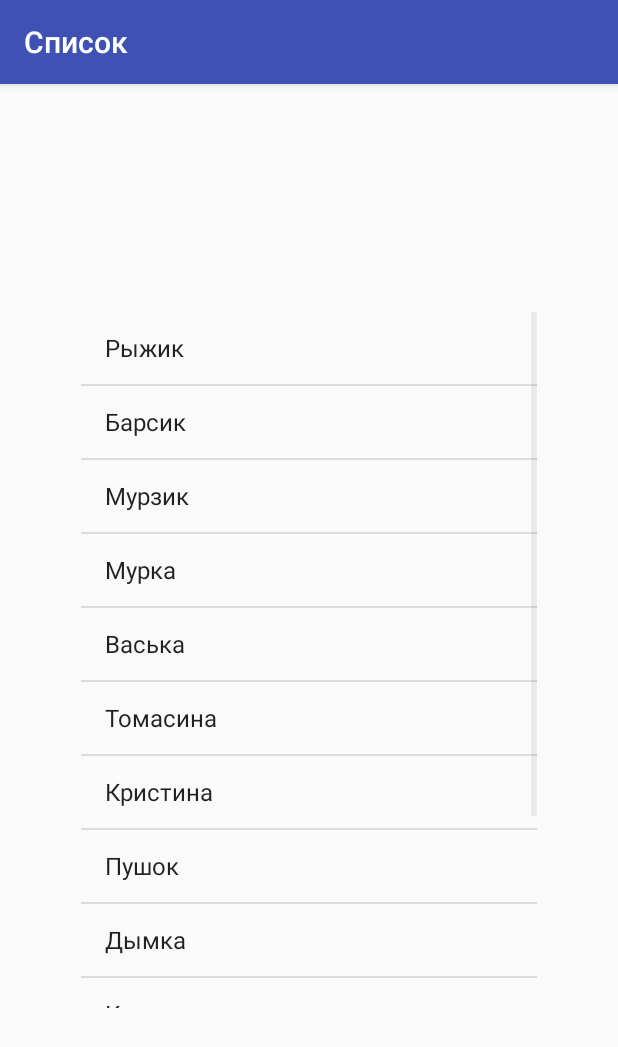
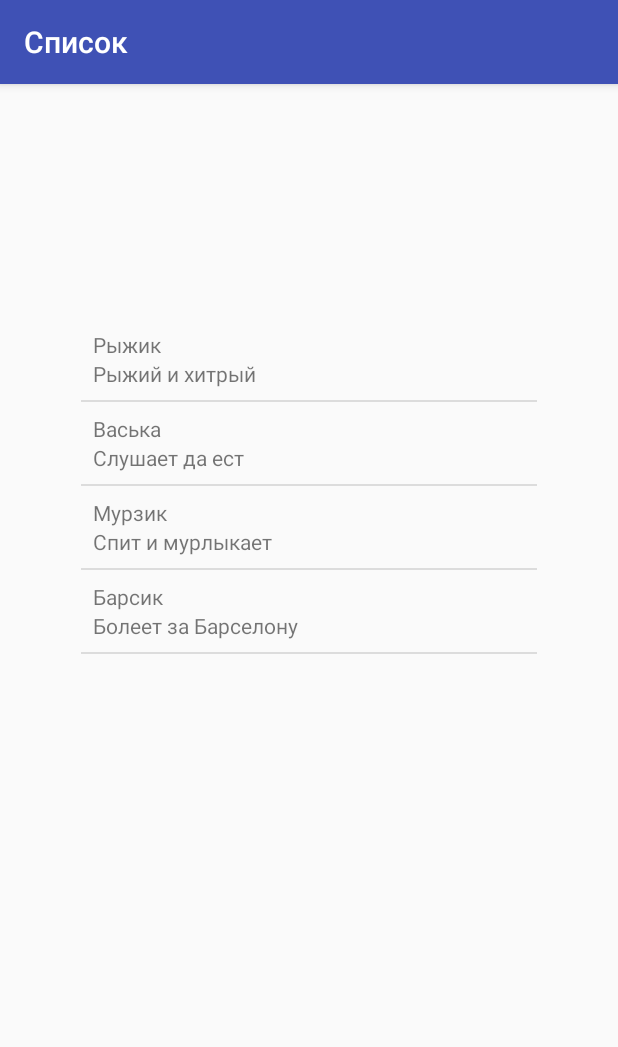
Before and after one commit to devymatty/lessons-multifeatures, an Android app: the ItemListActivity screen opened directly, with no data from a screen before it, on a phone screen of 412 x 824 dp. Shown: the top 1047 px of the screen. Run offline under Robolectric (Android 15) with nearby library versions, the phone set to English and light mode, and no system bars.

Commit message:
Finish List Activity

```diff
--- a/app/src/main/java/ru/redgeeks/lessons/multifeatures/ItemListActivity.java
+++ b/app/src/main/java/ru/redgeeks/lessons/multifeatures/ItemListActivity.java
@@ -2,10 +2,20 @@ package ru.redgeeks.lessons.multifeatures;
 
 import android.os.Bundle;
 import android.support.v7.app.AppCompatActivity;
+import android.view.View;
+import android.widget.AdapterView;
 import android.widget.ArrayAdapter;
 import android.widget.ListView;
+import android.widget.SimpleAdapter;
+import android.widget.Toast;
+
+import java.util.ArrayList;
+import java.util.HashMap;
 
 public class ItemListActivity extends AppCompatActivity {
+
+    private static final String TITLE = "catname"; // Верхний текст
+    private static final String DESCRIPTION = "description"; // ниже главного
 
     @Override
     protected void onCreate(Bundle savedInstanceState) {
@@ -13,20 +23,56 @@ public class ItemListActivity extends AppCompatActivity {
         setContentView(R.layout.activity_item_list);
 
         // получаем экземпляр элемента ListView
-        ListView listView = (ListView)findViewById(R.id.listView);
+        ListView listView = findViewById(R.id.listView);
 
-        // определяем массив типа String
-        final String[] catNames = new String[] {
-                "Рыжик", "Барсик", "Мурзик", "Мурка", "Васька",
-                "Томасина", "Кристина", "Пушок", "Дымка", "Кузя",
-                "Китти", "Масяня", "Симба"
-        };
+        // создаем массив списков
+        ArrayList<HashMap<String, Object>> catList = new ArrayList<>();
 
-        // используем адаптер данных
-        ArrayAdapter<String> adapter = new ArrayAdapter<>(this,
-                android.R.layout.simple_list_item_1, catNames);
+        HashMap<String, Object> hashMap;
 
+        hashMap = new HashMap<>();
+        hashMap.put(TITLE, "Рыжик"); // Название
+        hashMap.put(DESCRIPTION, "Рыжий и хитрый"); // Описание
+        catList.add(hashMap);
+
+        hashMap = new HashMap<>();
+        hashMap.put(TITLE, "Васька");
+        hashMap.put(DESCRIPTION, "Слушает да ест");
+        catList.add(hashMap);
+
+        hashMap = new HashMap<>();
+        hashMap.put(TITLE, "Мурзик");
+        hashMap.put(DESCRIPTION, "Спит и мурлыкает");
+        catList.add(hashMap);
+
+        hashMap = new HashMap<>();
+        hashMap.put(TITLE, "Барсик");
+        hashMap.put(DESCRIPTION, "Болеет за Барселону");
+//        hashMap.put(ICON, R.drawable.cat_white);
+        catList.add(hashMap);
+
+        SimpleAdapter adapter = new SimpleAdapter(this, catList,
+                R.layout.list_item, new String[]{TITLE, DESCRIPTION},
+                new int[]{R.id.textview_title,
+                        R.id.textview_description});
+
+        // Устанавливаем адаптер для списка
         listView.setAdapter(adapter);
+
+        listView.setOnItemClickListener(itemClickListener);
     }
 
+    AdapterView.OnItemClickListener itemClickListener = new AdapterView.OnItemClickListener() {
+        @Override
+        public void onItemClick(AdapterView<?> parent, View view, int position, long id) {
+            HashMap<String, Object> itemHashMap =
+                    (HashMap<String, Object>) parent.getItemAtPosition(position);
+            String titleItem = itemHashMap.get(TITLE).toString();
+            String descriptionItem = itemHashMap.get(DESCRIPTION).toString();
+            Toast.makeText(getApplicationContext(),
+                    "Вы выбрали " + titleItem + ". Он " + descriptionItem, Toast.LENGTH_SHORT)
+                    .show();
+        }
+    };
+
 }
--- a/app/src/main/res/layout/activity_item_list.xml
+++ b/app/src/main/res/layout/activity_item_list.xml
@@ -11,7 +11,7 @@
         android:layout_width="304dp"
         android:layout_height="464dp"
         android:layout_marginStart="8dp"
-        android:layout_marginTop="8dp"
+        android:layout_marginTop="16dp"
         android:layout_marginEnd="8dp"
         android:layout_marginBottom="8dp"
         app:layout_constraintBottom_toBottomOf="parent"
--- /dev/null
+++ b/app/src/main/res/layout/list_item.xml
@@ -0,0 +1,53 @@
+<?xml version="1.0" encoding="utf-8"?>
+<android.support.constraint.ConstraintLayout
+    xmlns:android="http://schemas.android.com/apk/res/android"
+    xmlns:app="http://schemas.android.com/apk/res-auto"
+    android:layout_width="match_parent"
+    android:layout_height="match_parent">
+
+    <!--<LinearLayout-->
+        <!--android:layout_width="0dp"-->
+        <!--android:layout_height="wrap_content"-->
+        <!--android:layout_weight="5"-->
+        <!--android:orientation="vertical">-->
+
+        <!--<TextView-->
+            <!--android:id="@+id/textview_title"-->
+            <!--android:layout_width="match_parent"-->
+            <!--android:layout_height="wrap_content"-->
+            <!--android:textSize="25sp" />-->
+
+        <!--<TextView-->
+            <!--android:id="@+id/textview_description"-->
+            <!--android:layout_width="match_parent"-->
+            <!--android:layout_height="wrap_content" />-->
+    <!--</LinearLayout>-->
+
+
+    <LinearLayout
+        android:layout_width="match_parent"
+        android:layout_height="match_parent"
+        android:layout_marginStart="8dp"
+        android:layout_marginTop="8dp"
+        android:layout_marginEnd="8dp"
+        android:layout_marginBottom="8dp"
+        android:orientation="vertical"
+        app:layout_constraintBottom_toBottomOf="parent"
+        app:layout_constraintEnd_toEndOf="parent"
+        app:layout_constraintStart_toStartOf="parent"
+        app:layout_constraintTop_toTopOf="parent">
+
+        <TextView
+            android:id="@+id/textview_title"
+            android:layout_width="match_parent"
+            android:layout_height="wrap_content"
+            android:text="This is Title" />
+
+        <TextView
+            android:id="@+id/textview_description"
+            android:layout_width="match_parent"
+            android:layout_height="wrap_content"
+            android:text="This is Description" />
+    </LinearLayout>
+
+</android.support.constraint.ConstraintLayout>
```
